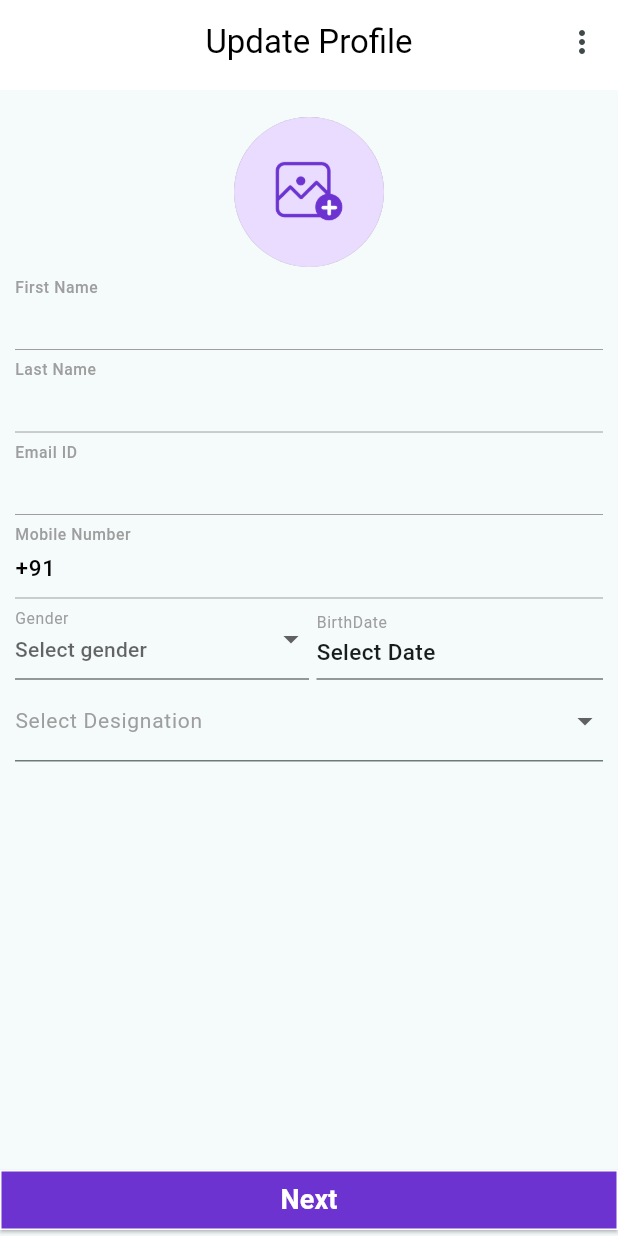
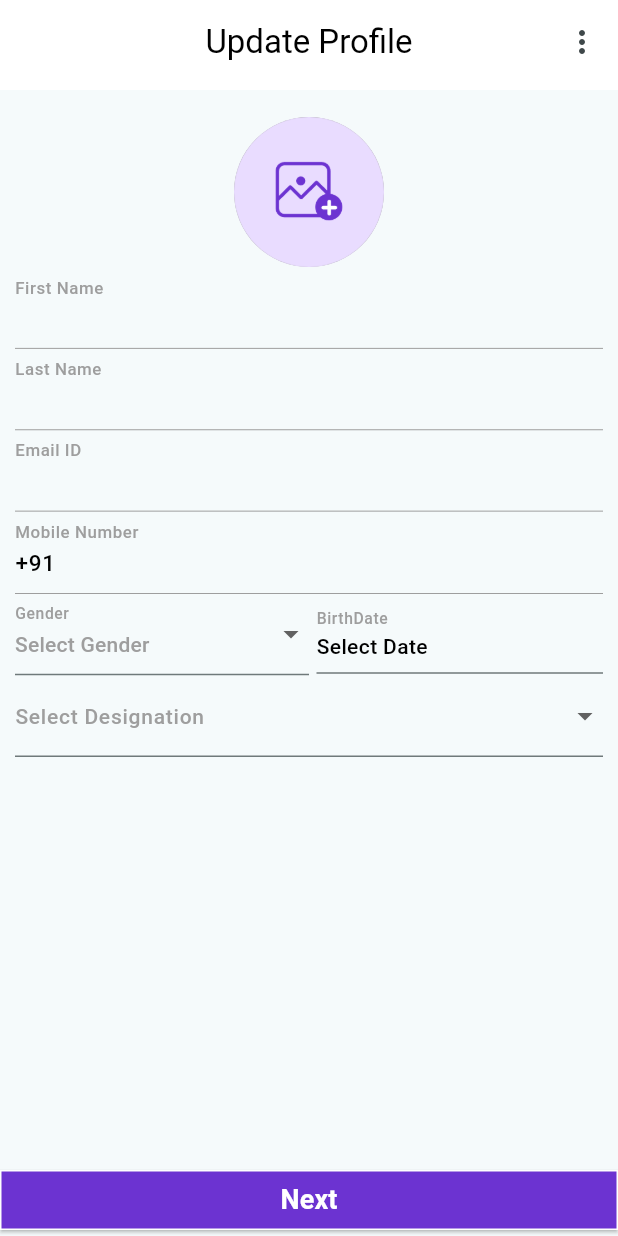
Before and after one commit to rudraithub/quizbook-flutter, a Flutter app: the SignUpScreen screen opened directly, on a phone screen of 412 x 824 dp. Run offline on Flutter 3.47's test engine with Material 3 defaults, Android fonts, the phone set to English and light mode, and no system bars; our stand-ins replace firebase_auth, firebase_core, get, image_picker, percent_indicator, shared_preferences; accounts and stored records are empty; network calls fail.

Commit message:
solving some bugs 10 feb

```diff
--- a/lib/controller/history_controller.dart
+++ b/lib/controller/history_controller.dart
@@ -8,6 +8,7 @@ import 'package:rudra_it_hub/splash_screen.dart';
 import 'package:rudra_it_hub/widgets/common_snack_bar.dart';
 
 import '../model/history_model_data.dart';
+import '../widgets/commo_alert_dilog.dart';
 
 class HistoryController extends GetxController {
   final QuizModel _model = QuizModel();
@@ -44,7 +45,9 @@ class HistoryController extends GetxController {
         print('error[' 'message' ']');
         isLoading(false);
         if (context.mounted) {
-          commonSnackBar(context: context, msg: error['message']);
+          DialogUtils.showCustomDialog(context, "Sorry", error['message']);
+
+          // commonSnackBar(context: context, msg: error['message']);
         }
       }
     } catch (e) {
--- a/lib/view/screens/signup_view.dart
+++ b/lib/view/screens/signup_view.dart
@@ -8,6 +8,7 @@ import 'package:get/get.dart';
 import 'package:rudra_it_hub/controller/signup_controller.dart';
 import 'package:rudra_it_hub/controller/upload_image_controller.dart';
 import 'package:rudra_it_hub/utils/utility.dart';
+import 'package:rudra_it_hub/widgets/commo_alert_dilog.dart';
 import 'package:rudra_it_hub/widgets/common_appbar.dart';
 import 'package:rudra_it_hub/utils/constants.dart';
 import 'package:rudra_it_hub/widgets/common_button.dart';
@@ -76,6 +77,9 @@ class SignUpScreen extends StatelessWidget {
       btnText = "Update";
       _firstNameController.text = firstName.isEmpty ? '' : firstName;
       _lastNameController.text = lastName.isEmpty ? '' : lastName;
+       signUpCantroller.lastNameobx.value == '' ?  signUpCantroller.lastNameobx.value = lastName  : null;
+      signUpCantroller.firstNameobx.value == '' ?  signUpCantroller.firstNameobx.value = firstName  : null;
+
       _emailController.text = email.isEmpty ? '' : email;
       _mobileController.text = mobileNo.isEmpty ? '' : mobileNo;
 
@@ -99,7 +103,6 @@ class SignUpScreen extends StatelessWidget {
       ),
       body: SafeArea(
         child: SingleChildScrollView(
-          child: Center(
           child: Form(
             key: _key,
             child: Padding(
@@ -127,7 +130,10 @@ class SignUpScreen extends StatelessWidget {
                             );
                     }),
                   ),
-                    CommonTextFormField(
+                  Obx(() {
+                         _firstNameController.text = signUpCantroller.firstNameobx.value;
+
+                    return   CommonTextFormField(
                       controller: _firstNameController,
                       label: 'First Name',
                       errorMessage: 'Enter Your First Name',
@@ -135,8 +141,14 @@ class SignUpScreen extends StatelessWidget {
                       formatter: [],
                       length: 60,
                       onTap: () {},
-                    ),
-                    CommonTextFormField(
+                    );
+                  }),
+
+                 Obx(() {
+
+                    _lastNameController.text = signUpCantroller.lastNameobx.value;
+
+                  return CommonTextFormField(
                     controller: _lastNameController,
                     label: 'Last Name',
                     errorMessage: 'Enter Your Last Name',
@@ -144,7 +156,8 @@ class SignUpScreen extends StatelessWidget {
                     formatter: [],
                     length: 60,
                     onTap: () {},
-                    ),
+                  );
+                 }) ,
                   CommonTextFormField(
                     controller: _emailController,
                     label: 'Email ID',
@@ -181,12 +194,12 @@ class SignUpScreen extends StatelessWidget {
                               decoration: const InputDecoration(
                                   labelText: 'Gender',
                                   labelStyle: TextStyle(
-                                        color: greyColor, fontSize: 14)
+                                      color: greyColor, fontSize: 14 ,fontWeight: FontWeight.w500)
                                   // Add other styling properties here if needed
                                   ),
                               hint: const Text(
-                                  "Select gender",
-                                  style: TextStyle(fontSize: 14),
+                                "Select Gender",
+                                style: TextStyle(fontSize: 14 ,color: greyColor),
                               ),
                               onChanged: (value) {
                                 selectedGender(value);
@@ -265,13 +278,14 @@ class SignUpScreen extends StatelessWidget {
                                   decoration: const InputDecoration(
                                       labelText: 'BirthDate',
                                       labelStyle: TextStyle(
-                                            color: greyColor, fontSize: 14)),
+                                          color: greyColor, fontSize: 14 ,fontWeight: FontWeight.w500)),
                                   child: Obx(() => Text(
                                         signUpCantroller
                                             .selectedBirthDate.value,
                                         maxLines: 1,
                                         style: const TextStyle(
-                                              fontSize: 15,
+                                            fontSize: 14,
+                                            color: blackColor,
                                             fontWeight: FontWeight.w500,
                                             overflow: TextOverflow.clip),
                                       ))),
@@ -292,7 +306,7 @@ class SignUpScreen extends StatelessWidget {
                         decoration: const InputDecoration(
                             labelText: 'Select Designation',
                             labelStyle:
-                                  TextStyle(color: greyColor, fontSize: 14)
+                                TextStyle(color: greyColor, fontSize: 14 ,fontWeight: FontWeight.w500)
                             // Add other styling properties here if needed
                             ),
                         onChanged: (value) {
@@ -333,8 +347,8 @@ class SignUpScreen extends StatelessWidget {
                       return const SizedBox.shrink();
                     }
                   }),
+                  // const SizedBox(height: 200,)
                 ],
-                ),
               ),
             ),
           ),
@@ -361,7 +375,8 @@ class SignUpScreen extends StatelessWidget {
             if (_key.currentState!.validate()) {
               //  _controller.verifyOtp();
               if (signUpCantroller.selectedBirthDate.value == 'Select Date') {
-                commonSnackBar(context: context, msg: "Please select date");
+                // commonSnackBar(context: context, msg: "Please select date");
+                DialogUtils.showCustomDialog(context, "Empty Filed", "Please Select Date");
               } else {
                 // print('else calll');
                 if (isProfile) {
--- a/lib/widgets/common_snack_bar.dart
+++ b/lib/widgets/common_snack_bar.dart
@@ -1,15 +1,15 @@
-import 'package:flutter/material.dart';
-
-ScaffoldFeatureController<SnackBar, SnackBarClosedReason> commonSnackBar({
-  required BuildContext context,
-  required String msg,
-  double? fontSize,
-  int? durationSeconds,
-}) {
-  return ScaffoldMessenger.of(context).showSnackBar(
-    SnackBar(
-      content: Text(msg, style: TextStyle(fontSize: fontSize ?? 15)),
-      duration: Duration(seconds: durationSeconds ?? 2),
-    ),
-  );
-}
+// import 'package:flutter/material.dart';
+//
+// ScaffoldFeatureController<SnackBar, SnackBarClosedReason> commonSnackBar({
+//   required BuildContext context,
+//   required String msg,
+//   double? fontSize,
+//   int? durationSeconds,
+// }) {
+//   return ScaffoldMessenger.of(context).showSnackBar(
+//     SnackBar(
+//       content: Text(msg, style: TextStyle(fontSize: fontSize ?? 15)),
+//       duration: Duration(seconds: durationSeconds ?? 2),
+//     ),
+//   );
+// }
--- a/lib/widgets/common_text_field.dart
+++ b/lib/widgets/common_text_field.dart
@@ -50,7 +50,7 @@ class CommonTextFormField extends StatelessWidget {
   });
 
   final TextStyle labelStyle = const TextStyle(
-    fontSize: 14,
+    fontSize: 15,
     color: greyColor,
     fontWeight: FontWeight.w500,
   );
@@ -59,11 +59,11 @@ class CommonTextFormField extends StatelessWidget {
     color: greyColor,
     fontWeight: FontWeight.w500,
   );
-  final TextStyle textStyle =const TextStyle(
-    fontSize: 14,
-    color: blackColor,
-    fontWeight: FontWeight.w500,
-  );
+  // final TextStyle textStyle =const TextStyle(
+  //   fontSize: 14,
+  //   color: blackColor,
+  //   fontWeight: FontWeight.w500,
+  // );
 
   final TextStyle mobileNumberStyle = const TextStyle(
     fontSize: 15,
@@ -83,25 +83,33 @@ class CommonTextFormField extends StatelessWidget {
   @override
   Widget build(BuildContext context) {
     return TextFormField(
+      style:const TextStyle(
+        color: Colors.black,
+        fontSize: 15.1,
+      fontWeight: FontWeight.w500
+      ),
       autofocus: autoFocus,
       onTap: onTap,
       readOnly: isReadOnly,
       autovalidateMode: AutovalidateMode.onUserInteraction,
-      style: mobileNumberStyle,
+      // style: mobileNumberStyle,
       keyboardType: inputType,
       inputFormatters: formatter,
       textInputAction: TextInputAction.next,
       controller: controller,
       decoration: InputDecoration(
+
           floatingLabelBehavior: FloatingLabelBehavior.always,
+
           counterText: '',
           isDense: false,
           hintText: hint,
           hintStyle: hintStyle,
           label: Text(
             label,
-            style: labelStyle,
+
           ),
+          labelStyle:labelStyle ,
           errorBorder: errorBorder,
           focusedBorder: focusBorder,
           border: border,
```
Also changed, not shown: lib/controller/chapter_controller.dart (+2 -6 lines), lib/controller/login_controller.dart (+10 -3 lines), lib/controller/otp_cantroller.dart (+16 -4 lines), lib/controller/quiz_controller.dart (+14 -8 lines), lib/controller/signup_controller.dart (+23 -8 lines), lib/controller/upload_image_controller.dart (+7 -2 lines), lib/view/screens/quiz_view_alpesh.dart (+8 -4 lines), lib/view/screens/std_screen.dart (+15 -3 lines), lib/widgets/commo_alert_dilog.dart (+35 -16 lines). Lines whose indentation alone changed are shown as unchanged.
